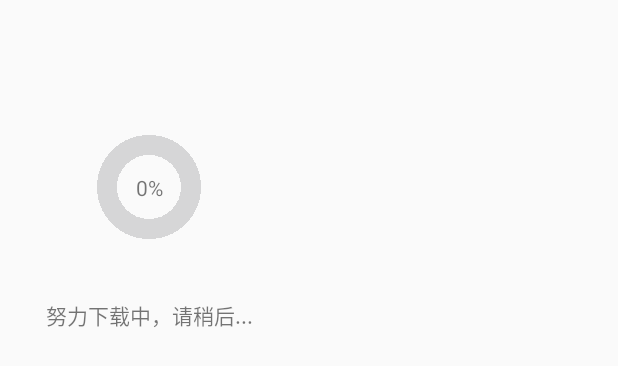
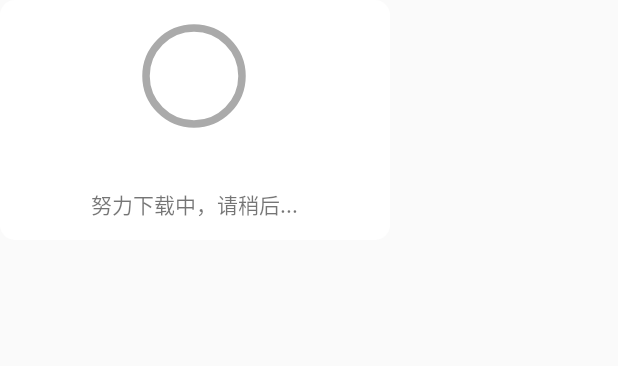
Before and after one commit to leeroGG/UpdateDemo, an Android app: the layout progress_dialog.xml on its own in the app's theme, with its tools: preview values and no code run, on a phone screen of 412 x 824 dp. Shown: the top 366 px of the screen. Run offline under Robolectric (Android 15) with nearby library versions, the phone set to English and light mode, and no system bars.

Commit message:
更换自定义圆形进度条

```diff
--- /dev/null
+++ b/app/src/main/java/com/example/administrator/appupdatedemo/RingProgressBar.java
@@ -0,0 +1,422 @@
+package com.example.administrator.appupdatedemo;
+
+import android.annotation.SuppressLint;
+import android.content.Context;
+import android.content.res.TypedArray;
+import android.graphics.Canvas;
+import android.graphics.Color;
+import android.graphics.Paint;
+import android.graphics.RectF;
+import android.graphics.Typeface;
+import android.util.AttributeSet;
+import android.view.View;
+
+/**
+ * <pre>
+ *     author : Leero
+ *     e-mail : 925230519@qq.com
+ *     time  : 2018-01-24
+ *     desc  :
+ *     version: 1.0
+ * </pre>
+ */
+public class RingProgressBar extends View {
+
+    //画笔对象
+    private Paint paint;
+
+    //View宽度
+    private int width;
+
+    //View高度
+    private int height;
+
+    //默认宽高值
+    private int result = 0;
+
+    //默认padding值
+    private int padding = 0;
+
+    //圆环的颜色
+    private int ringColor;
+
+    //圆环进度颜色
+    private int ringProgressColor;
+
+    //文字颜色
+    private int textColor;
+
+    //文字大小
+    private float textSize;
+
+    //圆环宽度
+    private float ringWidth;
+
+    //最大值
+    private int max;
+
+    //进度值
+    private int progress;
+
+    //是否显示文字
+    private boolean textIsShow;
+
+    //圆环进度条的样式
+    private int style;
+
+    //空心样式
+    public static final int STROKE = 0;
+
+    //实心样式
+    public static final int FILL = 1;
+
+    //进度回调接口
+    private OnProgressListener mOnProgressListener;
+
+    // 圆环中心
+    private int centre;
+
+    // 圆环半径
+    private int radius;
+
+
+    public RingProgressBar(Context context) {
+
+        this(context, null);
+    }
+
+
+    public RingProgressBar(Context context, AttributeSet attrs) {
+
+        this(context, attrs, 0);
+    }
+
+
+    public RingProgressBar(Context context, AttributeSet attrs, int defStyle) {
+
+        super(context, attrs, defStyle);
+
+        //初始化画笔
+        paint = new Paint();
+
+        //初始化默认宽高值
+        result = dp2px(100);
+
+        //初始化属性
+        TypedArray mTypedArray = context.obtainStyledAttributes(attrs, R.styleable.RingProgressBar);
+
+        ringColor = mTypedArray.getColor(R.styleable.RingProgressBar_ringColor, Color.BLACK);
+        ringProgressColor = mTypedArray.getColor(R.styleable.RingProgressBar_ringProgressColor,
+                Color.WHITE);
+        textColor = mTypedArray.getColor(R.styleable.RingProgressBar_textColor, Color.BLACK);
+        textSize = mTypedArray.getDimension(R.styleable.RingProgressBar_textSize, 16);
+        ringWidth = mTypedArray.getDimension(R.styleable.RingProgressBar_ringWidth, 5);
+        max = mTypedArray.getInteger(R.styleable.RingProgressBar_max, 100);
+        textIsShow = mTypedArray.getBoolean(R.styleable.RingProgressBar_textIsShow, true);
+        style = mTypedArray.getInt(R.styleable.RingProgressBar_style, 0);
+
+        mTypedArray.recycle();
+    }
+
+
+    @SuppressLint("DrawAllocation")
+    @Override
+    protected void onDraw(Canvas canvas) {
+
+        super.onDraw(canvas);
+
+        centre = getWidth() / 2;
+        radius = (int) (centre - ringWidth / 2);
+
+        //绘制外层圆
+        drawCircle(canvas);
+        //绘制文本内容
+        drawTextContent(canvas);
+        //绘制进度条
+        drawProgress(canvas);
+    }
+
+
+    /**
+     * 绘制外层圆环
+     */
+    private void drawCircle(Canvas canvas) {
+        //设置画笔颜色
+        paint.setColor(ringColor);
+        //设置画笔样式
+        paint.setStyle(Paint.Style.STROKE);
+        //设置stroke的宽度
+        paint.setStrokeWidth(ringWidth);
+        //设置抗锯齿
+        paint.setAntiAlias(true);
+        //绘制圆形
+        canvas.drawCircle(centre, centre, radius, paint);
+    }
+
+
+    /**
+     * 绘制进度文本
+     */
+    private void drawTextContent(Canvas canvas) {
+        //设置stroke的宽度
+        paint.setStrokeWidth(0);
+        //设置文字的颜色
+        paint.setColor(textColor);
+        //设置文字的大小
+        paint.setTextSize(textSize);
+        //设置文字的style
+        paint.setTypeface(Typeface.DEFAULT);
+        //设置进度值
+        int percent = (int) (((float) progress / (float) max) * 100);
+        //获取文字的宽度 用于绘制文本内容
+        float textWidth = paint.measureText(percent + "%");
+        //绘制文本 会根据设置的是否显示文本的属性&是否是Stroke的样式进行判断
+        if (textIsShow && percent != 0 && style == STROKE) {
+            canvas.drawText(percent + "%", centre - textWidth / 2, centre + textSize / 2, paint);
+        }
+    }
+
+
+    /**
+     * 绘制进度条
+     */
+    private void drawProgress(Canvas canvas) {
+        //绘制进度 根据设置的样式进行绘制
+        paint.setStrokeWidth(ringWidth);
+        paint.setColor(ringProgressColor);
+
+        //Stroke样式
+        RectF strokeOval = new RectF(centre - radius, centre - radius, centre + radius,
+                centre + radius);
+        //FIll样式
+        RectF fillOval = new RectF(centre - radius + ringWidth + padding,
+                centre - radius + ringWidth + padding, centre + radius - ringWidth - padding,
+                centre + radius - ringWidth - padding);
+
+        switch (style) {
+            case STROKE: {
+                paint.setStyle(Paint.Style.STROKE);
+                paint.setStrokeCap(Paint.Cap.ROUND);
+                canvas.drawArc(strokeOval, -90, 360 * progress / max, false, paint);
+                break;
+            }
+            case FILL: {
+                paint.setStyle(Paint.Style.FILL_AND_STROKE);
+                paint.setStrokeCap(Paint.Cap.ROUND);
+                if (progress != 0) {
+                    canvas.drawArc(fillOval, -90, 360 * progress / max, true, paint);
+                }
+                break;
+            }
+        }
+    }
+
+
+    @Override
+    protected void onMeasure(int widthMeasureSpec, int heightMeasureSpec) {
+
+        super.onMeasure(widthMeasureSpec, heightMeasureSpec);
+        //获取宽高的mode和size
+        int widthMode = MeasureSpec.getMode(widthMeasureSpec);
+        int widthSize = MeasureSpec.getSize(widthMeasureSpec);
+        int heightMode = MeasureSpec.getMode(heightMeasureSpec);
+        int heightSize = MeasureSpec.getSize(heightMeasureSpec);
+
+        //测量宽度
+        if (widthMode == MeasureSpec.AT_MOST) {
+            width = result;
+        } else {
+            width = widthSize;
+        }
+
+        //测量高度
+        if (heightMode == MeasureSpec.AT_MOST) {
+            height = result;
+        } else {
+            height = heightSize;
+        }
+
+        //设置测量的宽高值
+        setMeasuredDimension(width, height);
+    }
+
+
+    @Override
+    protected void onSizeChanged(int w, int h, int oldw, int oldh) {
+
+        super.onSizeChanged(w, h, oldw, oldh);
+        //确定View的宽高
+        width = w;
+        height = h;
+        //初始化padding值 默认设置为5
+        padding = dp2px(5);
+    }
+
+
+    /**
+     * 获取当前的最大进度值
+     */
+    public synchronized int getMax() {
+
+        return max;
+    }
+
+
+    /**
+     * 设置最大进度值
+     */
+    public synchronized void setMax(int max) {
+
+        if (max < 0) {
+            throw new IllegalArgumentException("The max progress of 0");
+        }
+        this.max = max;
+    }
+
+
+    /**
+     * 获取进度值
+     */
+    public synchronized int getProgress() {
+
+        return progress;
+    }
+
+
+    /**
+     * 设置进度值 根据进度值进行View的重绘刷新进度
+     */
+    public synchronized void setProgress(int progress) {
+
+        if (progress < 0) {
+            throw new IllegalArgumentException("The progress of 0");
+        }
+        if (progress > max) {
+            progress = max;
+        }
+        if (progress <= max) {
+            this.progress = progress;
+            postInvalidate();
+        }
+        if (progress == max) {
+            if (mOnProgressListener != null) {
+                mOnProgressListener.progressToComplete();
+            }
+        }
+    }
+
+
+    /**
+     * 获取圆环的颜色
+     */
+    public int getRingColor() {
+
+        return ringColor;
+    }
+
+
+    /**
+     * 设置圆环的颜色
+     */
+    public void setRingColor(int ringColor) {
+
+        this.ringColor = ringColor;
+    }
+
+
+    /**
+     * 获取圆环进度的颜色
+     */
+    public int getRingProgressColor() {
+
+        return ringProgressColor;
+    }
+
+
+    /**
+     * 设置圆环进度的颜色
+     */
+    public void setRingProgressColor(int ringProgressColor) {
+
+        this.ringProgressColor = ringProgressColor;
+    }
+
+
+    /**
+     * 获取文字的颜色
+     */
+    public int getTextColor() {
+
+        return textColor;
+    }
+
+
+    /**
+     * 设置文字颜色
+     */
+    public void setTextColor(int textColor) {
+
+        this.textColor = textColor;
+    }
+
+
+    /**
+     * 获取文字的大小
+     */
+    public float getTextSize() {
+
+        return textSize;
+    }
+
+
+    /**
+     * 设置文字的大小
+     */
+    public void setTextSize(float textSize) {
+
+        this.textSize = textSize;
+    }
+
+
+    /**
+     * 获取圆环的宽度
+     */
+    public float getRingWidth() {
+
+        return ringWidth;
+    }
+
+
+    /**
+     * 设置圆环的宽度
+     */
+    public void setRingWidth(float ringWidth) {
+
+        this.ringWidth = ringWidth;
+    }
+
+
+    /**
+     * dp转px
+     */
+    public int dp2px(int dp) {
+
+        float density = getContext().getResources().getDisplayMetrics().density;
+        return (int) (dp * density + 0.5f);
+    }
+
+
+    /**
+     * 进度完成回调接口
+     */
+    public interface OnProgressListener {
+
+        void progressToComplete();
+    }
+
+
+    public void setOnProgressListener(OnProgressListener mOnProgressListener) {
+
+        this.mOnProgressListener = mOnProgressListener;
+    }
+}
--- /dev/null
+++ b/app/src/main/res/drawable/download_dialog_bg.xml
@@ -0,0 +1,7 @@
+<?xml version="1.0" encoding="utf-8"?>
+<shape xmlns:android="http://schemas.android.com/apk/res/android">
+
+    <corners android:radius="10dp" />
+    <solid android:color="#ffffff" />
+
+</shape>
--- a/app/src/main/res/layout/progress_dialog.xml
+++ b/app/src/main/res/layout/progress_dialog.xml
@@ -2,25 +2,24 @@
 <RelativeLayout xmlns:android="http://schemas.android.com/apk/res/android"
     xmlns:app="http://schemas.android.com/apk/res-auto"
     android:orientation="vertical"
-    android:layout_width="200dp"
-    android:layout_height="250dp">
+    android:layout_width="260dp"
+    android:layout_height="160dp"
+    android:background="@drawable/download_dialog_bg">
 
-    <com.example.administrator.appupdatedemo.CircleProgressBar
+    <com.example.administrator.appupdatedemo.RingProgressBar
         android:id="@+id/progress"
         android:layout_width="70dp"
         android:layout_height="70dp"
-        android:layout_centerInParent="true"
-        app:progress="0"
-        app:progressColor="@color/success_stroke_color"
-        app:backgroundColor="@color/permissionColorWhite" />
-
-    <TextView
-        android:id="@+id/progress_num"
-        android:layout_width="wrap_content"
-        android:layout_height="wrap_content"
-        android:layout_centerInParent="true"
-        android:textSize="14sp"
-        android:text="0%"/>
+        android:layout_centerHorizontal="true"
+        android:layout_marginTop="16dp"
+        app:max="100"
+        app:ringColor="@android:color/darker_gray"
+        app:ringProgressColor="@color/colorPrimary"
+        app:ringWidth="5dp"
+        app:style="STROKE"
+        app:textColor="#000"
+        app:textIsShow="true"
+        app:textSize="16sp" />
 
     <TextView
         android:id="@+id/progress_size"
```
Also changed, not shown: app/src/main/java/com/example/administrator/appupdatedemo/ProgressDialog.java (+4 -6 lines), app/src/main/res/values/attrs.xml (+14 -0 lines), app/src/main/res/values/styles.xml (+9 -0 lines).
